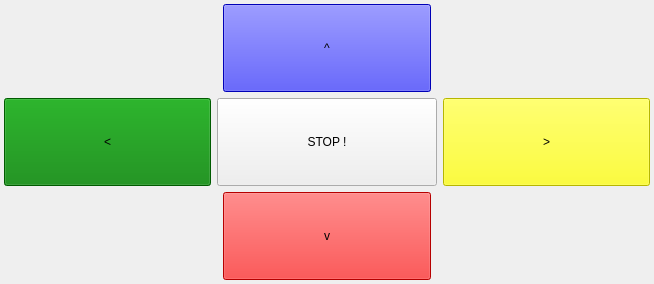
This is host/simon_gui/gamepad.ui in Rajesh-Sec-Project/simon as Qt 5 draws it before an edit. The edited form follows.
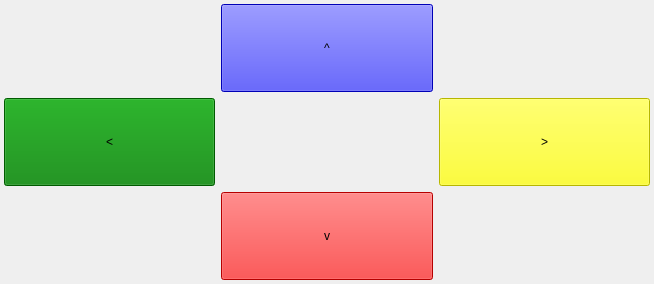
This is the edited form.

Commit message: Removed the stop button from the gamepads

```diff
--- a/host/simon_gui/gamepad.ui
+++ b/host/simon_gui/gamepad.ui
@@ -53,7 +53,7 @@
        </property>
       </spacer>
      </item>
-     <item row="2" column="2">
+     <item row="2" column="1">
       <widget class="QToolButton" name="button_down">
        <property name="sizePolicy">
         <sizepolicy hsizetype="Expanding" vsizetype="Expanding">
@@ -76,7 +76,7 @@
        </property>
       </widget>
      </item>
-     <item row="1" column="4">
+     <item row="1" column="2">
       <widget class="QToolButton" name="button_right">
        <property name="sizePolicy">
         <sizepolicy hsizetype="Expanding" vsizetype="Expanding">
@@ -99,7 +99,7 @@
        </property>
       </widget>
      </item>
-     <item row="0" column="4">
+     <item row="0" column="2">
       <spacer name="verticalSpacer_3">
        <property name="orientation">
         <enum>Qt::Vertical</enum>
@@ -125,7 +125,7 @@
        </property>
       </spacer>
      </item>
-     <item row="2" column="4">
+     <item row="2" column="2">
       <spacer name="verticalSpacer_4">
        <property name="orientation">
         <enum>Qt::Vertical</enum>
@@ -161,26 +161,7 @@
        </property>
       </widget>
      </item>
-     <item row="1" column="1" colspan="3">
-      <widget class="QToolButton" name="button_stop">
-       <property name="sizePolicy">
-        <sizepolicy hsizetype="Expanding" vsizetype="Expanding">
-         <horstretch>0</horstretch>
-         <verstretch>0</verstretch>
-        </sizepolicy>
-       </property>
-       <property name="toolTip">
-        <string>You can also press the ESC key</string>
-       </property>
-       <property name="statusTip">
-        <string>You can also press the ESC key</string>
-       </property>
-       <property name="text">
-        <string>STOP !</string>
-       </property>
-      </widget>
-     </item>
-     <item row="0" column="2">
+     <item row="0" column="1">
       <widget class="QToolButton" name="button_up">
        <property name="sizePolicy">
         <sizepolicy hsizetype="Expanding" vsizetype="Expanding">
```
The commit also changes 7 other files.
